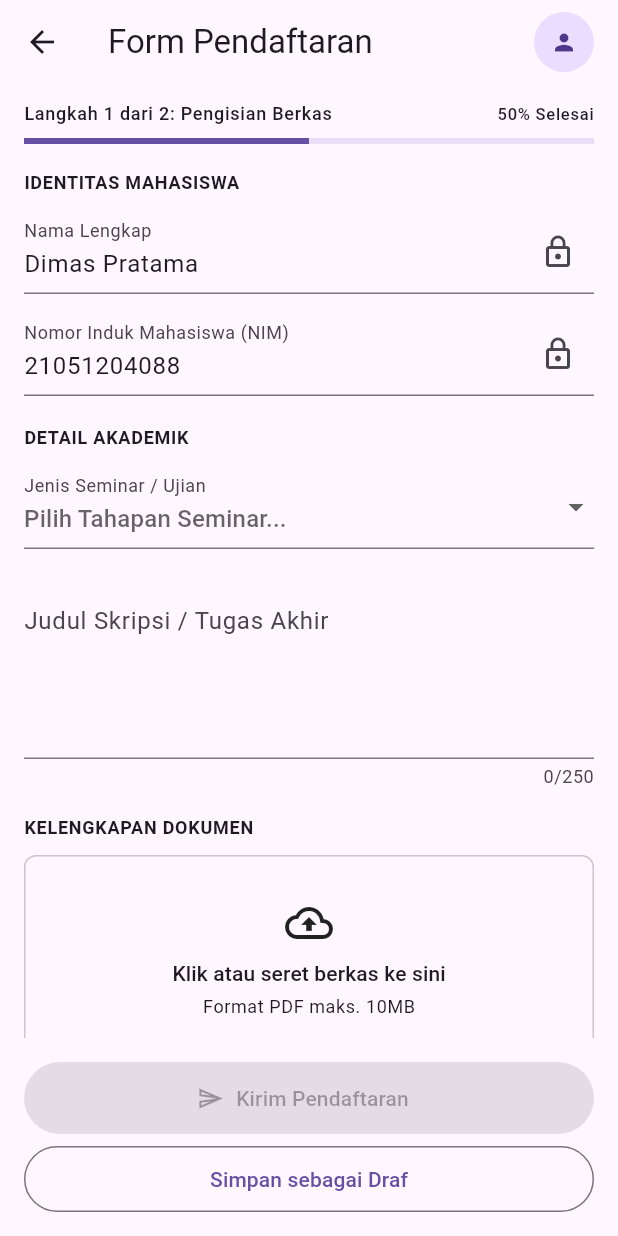
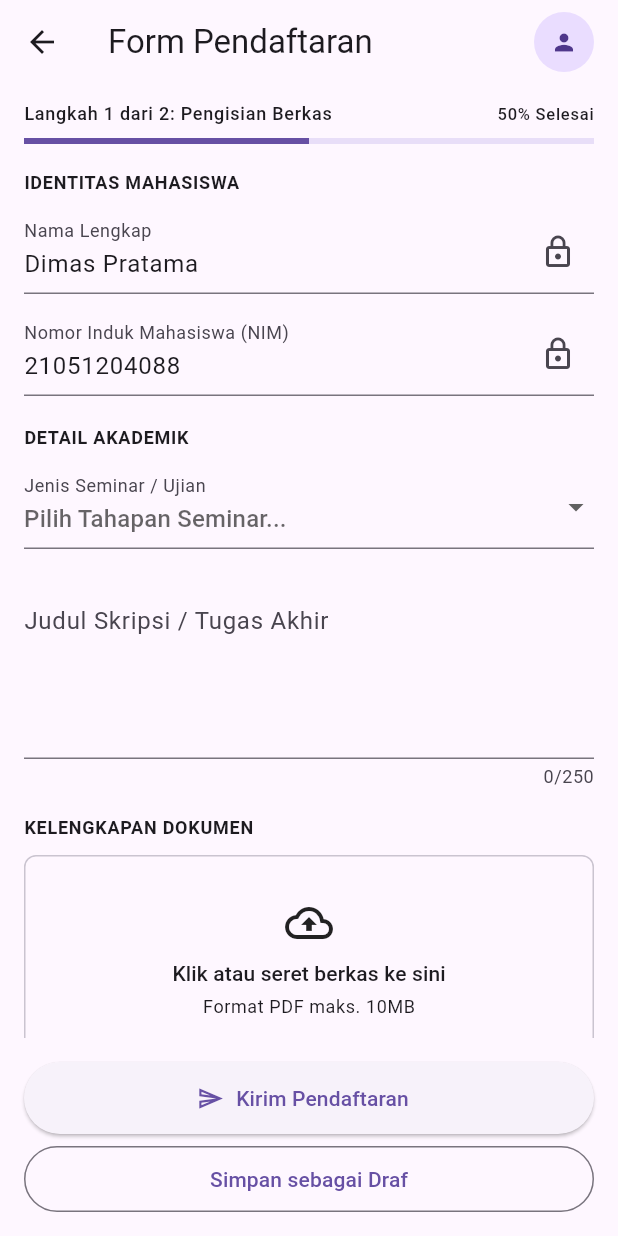
Before and after one commit to resa127/seminar-sidang-flutter, a Flutter app: the BookingFormView screen opened by its route, on a phone screen of 412 x 824 dp. Run offline on Flutter 3.47's test engine with Material 3 defaults, Android fonts, the phone set to English and light mode, and no system bars; our stand-ins replace go_router.

Commit message:
Connect static UI navigation flow

```diff
--- a/lib/presentation/views/booking_form_view.dart
+++ b/lib/presentation/views/booking_form_view.dart
@@ -1,4 +1,5 @@
 import 'package:flutter/material.dart';
+import 'package:go_router/go_router.dart';
 
 class BookingFormView extends StatefulWidget {
   const BookingFormView({super.key});
@@ -8,7 +9,8 @@ class BookingFormView extends StatefulWidget {
 }
 
 class _BookingFormViewState extends State<BookingFormView> {
-  final titleController = TextEditingController();
+  final TextEditingController titleController = TextEditingController();
+
   String? selectedType;
   bool agreed = false;
 
@@ -16,6 +18,19 @@ class _BookingFormViewState extends State<BookingFormView> {
   void dispose() {
     titleController.dispose();
     super.dispose();
+  }
+
+  void submitForm() {
+    if (!agreed) {
+      ScaffoldMessenger.of(context).showSnackBar(
+        const SnackBar(
+          content: Text('Centang persetujuan terlebih dahulu'),
+        ),
+      );
+      return;
+    }
+
+    context.go('/success');
   }
 
   @override
@@ -26,20 +41,23 @@ class _BookingFormViewState extends State<BookingFormView> {
       appBar: AppBar(
         leading: IconButton(
           icon: const Icon(Icons.arrow_back),
-          onPressed: () => Navigator.pop(context),
+          onPressed: () => context.go('/detail'),
         ),
         title: const Text('Form Pendaftaran'),
         actions: const [
           Padding(
             padding: EdgeInsets.only(right: 16),
             child: CircleAvatar(
-              child: Icon(Icons.person, size: 18),
+              child: Icon(
+                Icons.person,
+                size: 18,
+              ),
             ),
           ),
         ],
       ),
       body: SingleChildScrollView(
-        padding: const EdgeInsets.fromLTRB(16, 12, 16, 100),
+        padding: const EdgeInsets.fromLTRB(16, 12, 16, 110),
         child: Column(
           crossAxisAlignment: CrossAxisAlignment.start,
           children: [
@@ -61,7 +79,11 @@ class _BookingFormViewState extends State<BookingFormView> {
             const LinearProgressIndicator(value: 0.5),
             const SizedBox(height: 18),
 
-            _sectionTitle(context, 'IDENTITAS MAHASISWA'),
+            _sectionTitle(
+              context,
+              'IDENTITAS MAHASISWA',
+            ),
+
             const SizedBox(height: 10),
 
             TextFormField(
@@ -86,15 +108,21 @@ class _BookingFormViewState extends State<BookingFormView> {
 
             const SizedBox(height: 20),
 
-            _sectionTitle(context, 'DETAIL AKADEMIK'),
+            _sectionTitle(
+              context,
+              'DETAIL AKADEMIK',
+            ),
+
             const SizedBox(height: 10),
 
             DropdownButtonFormField<String>(
-              initialValue: selectedType,
+              value: selectedType,
               decoration: const InputDecoration(
                 labelText: 'Jenis Seminar / Ujian',
               ),
-              hint: const Text('Pilih Tahapan Seminar...'),
+              hint: const Text(
+                'Pilih Tahapan Seminar...',
+              ),
               items: const [
                 DropdownMenuItem(
                   value: 'Seminar Proposal',
@@ -132,7 +160,11 @@ class _BookingFormViewState extends State<BookingFormView> {
 
             const SizedBox(height: 18),
 
-            _sectionTitle(context, 'KELENGKAPAN DOKUMEN'),
+            _sectionTitle(
+              context,
+              'KELENGKAPAN DOKUMEN',
+            ),
+
             const SizedBox(height: 10),
 
             Container(
@@ -171,9 +203,15 @@ class _BookingFormViewState extends State<BookingFormView> {
 
             Card(
               child: ListTile(
-                leading: const Icon(Icons.description_outlined),
-                title: const Text('draft_skripsi_dimas.pdf'),
-                subtitle: const Text('3.2 MB • Siap diunggah'),
+                leading: const Icon(
+                  Icons.description_outlined,
+                ),
+                title: const Text(
+                  'draft_skripsi_dimas.pdf',
+                ),
+                subtitle: const Text(
+                  '3.2 MB • Siap diunggah',
+                ),
                 trailing: TextButton(
                   onPressed: () {},
                   child: const Text('Hapus'),
@@ -191,11 +229,12 @@ class _BookingFormViewState extends State<BookingFormView> {
                   agreed = value ?? false;
                 });
               },
+              controlAffinity:
+                  ListTileControlAffinity.leading,
               title: const Text(
                 'Saya menyatakan data yang diisikan sudah benar '
                 'dan sesuai persetujuan dosen pembimbing.',
               ),
-              controlAffinity: ListTileControlAffinity.leading,
             ),
           ],
         ),
@@ -210,18 +249,26 @@ class _BookingFormViewState extends State<BookingFormView> {
                 width: double.infinity,
                 height: 48,
                 child: ElevatedButton.icon(
-                  onPressed: agreed ? () {} : null,
-                  icon: const Icon(Icons.send_outlined),
-                  label: const Text('Kirim Pendaftaran'),
+                  onPressed: submitForm,
+                  icon: const Icon(
+                    Icons.send_outlined,
+                  ),
+                  label: const Text(
+                    'Kirim Pendaftaran',
+                  ),
                 ),
               ),
+
               const SizedBox(height: 8),
+
               SizedBox(
                 width: double.infinity,
                 height: 44,
                 child: OutlinedButton(
                   onPressed: () {},
-                  child: const Text('Simpan sebagai Draf'),
+                  child: const Text(
+                    'Simpan sebagai Draf',
+                  ),
                 ),
               ),
             ],
@@ -237,7 +284,10 @@ class _BookingFormViewState extends State<BookingFormView> {
   ) {
     return Text(
       title,
-      style: Theme.of(context).textTheme.labelMedium?.copyWith(
+      style: Theme.of(context)
+          .textTheme
+          .labelMedium
+          ?.copyWith(
             fontWeight: FontWeight.bold,
           ),
     );
```
Also changed, not shown: lib/presentation/views/booking_success_view.dart (+13 -3 lines), lib/presentation/views/detail_view.dart (+4 -35 lines), lib/presentation/views/home_view.dart (+8 -6 lines), lib/presentation/views/login_view.dart (+15 -10 lines).
